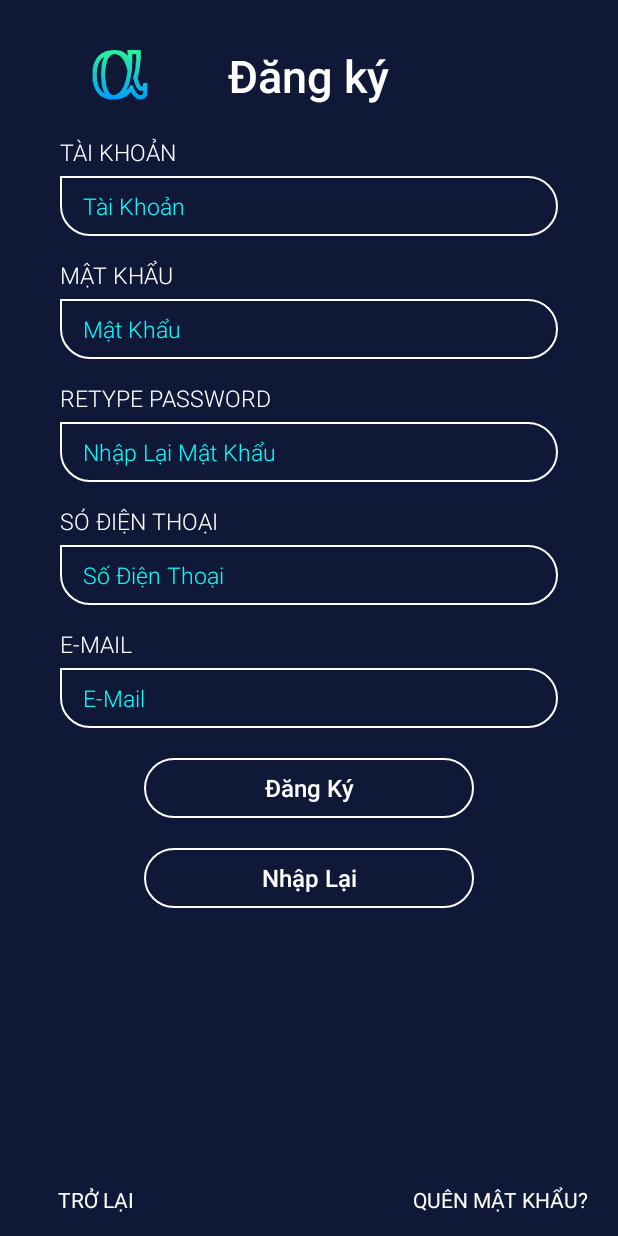
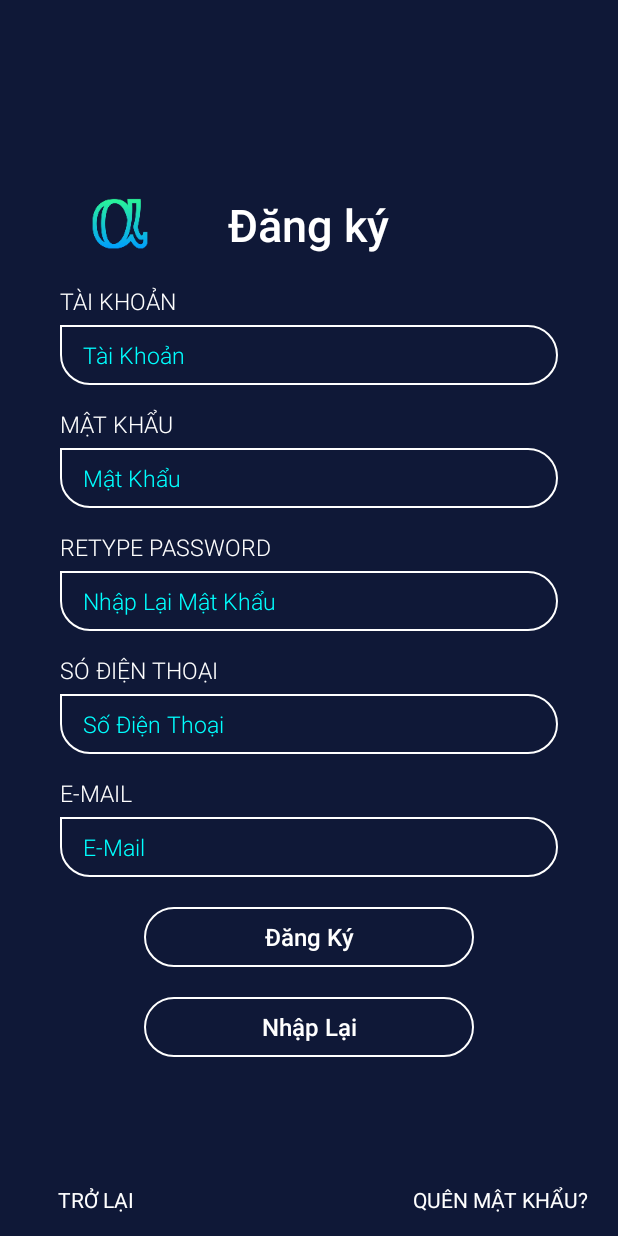
Before and after one commit to thienphuc83/AlphaCoffee, an Android app: the screen it shows after launch (RegisterActivity), after a tap on "ĐĂNG KÝ", on a phone screen of 412 x 824 dp. Run offline under Robolectric (Android 15) with nearby library versions, the phone set to English and light mode, and no system bars.

Commit message:
sửa lại UI register

```diff
--- a/app/src/main/java/com/example/alphacoffee/activity/LoginActivity.java
+++ b/app/src/main/java/com/example/alphacoffee/activity/LoginActivity.java
@@ -31,7 +31,7 @@ public class LoginActivity extends AppCompatActivity {
         rellay1 = (RelativeLayout) findViewById(R.id.rellay1);
         rellay2 = (RelativeLayout) findViewById(R.id.rellay2);
 
-        handler.postDelayed(runnable, 5000); //2000 is the timeout for the splash
+        handler.postDelayed(runnable, 3000); //2000 is the timeout for the splash
 
         btRegister=findViewById(R.id.btregister);
         btRegister.setOnClickListener(new View.OnClickListener() {
--- a/app/src/main/res/layout/activity_register.xml
+++ b/app/src/main/res/layout/activity_register.xml
@@ -8,6 +8,10 @@
     android:background="@color/theme"
     tools:context=".activity.RegisterActivity">
 
+    <LinearLayout
+        android:gravity="center"
+        android:layout_width="wrap_content"
+        android:layout_height="match_parent">
         <RelativeLayout
             android:layout_width="wrap_content"
             android:layout_height="wrap_content"
@@ -224,6 +228,7 @@
                 android:layout_below="@+id/Register"
                 android:layout_centerHorizontal="true"
                 android:layout_marginTop="20dp"
+                android:layout_marginBottom="30dp"
                 android:background="@drawable/click_btn_bg"
                 android:fontFamily="sans-serif-medium"
                 android:paddingLeft="70dp"
@@ -235,6 +240,9 @@
 
 
         </RelativeLayout>
+    </LinearLayout>
+
+
 
     <RelativeLayout
 
@@ -242,8 +250,7 @@
         android:layout_height="wrap_content"
         android:layout_alignParentBottom="true"
         android:layout_marginLeft="20dp"
-        android:layout_marginRight="20dp"
-        >
+        android:layout_marginRight="20dp">
 
         <Button
             android:id="@+id/btback"
```
Lines whose indentation alone changed are shown as unchanged.
